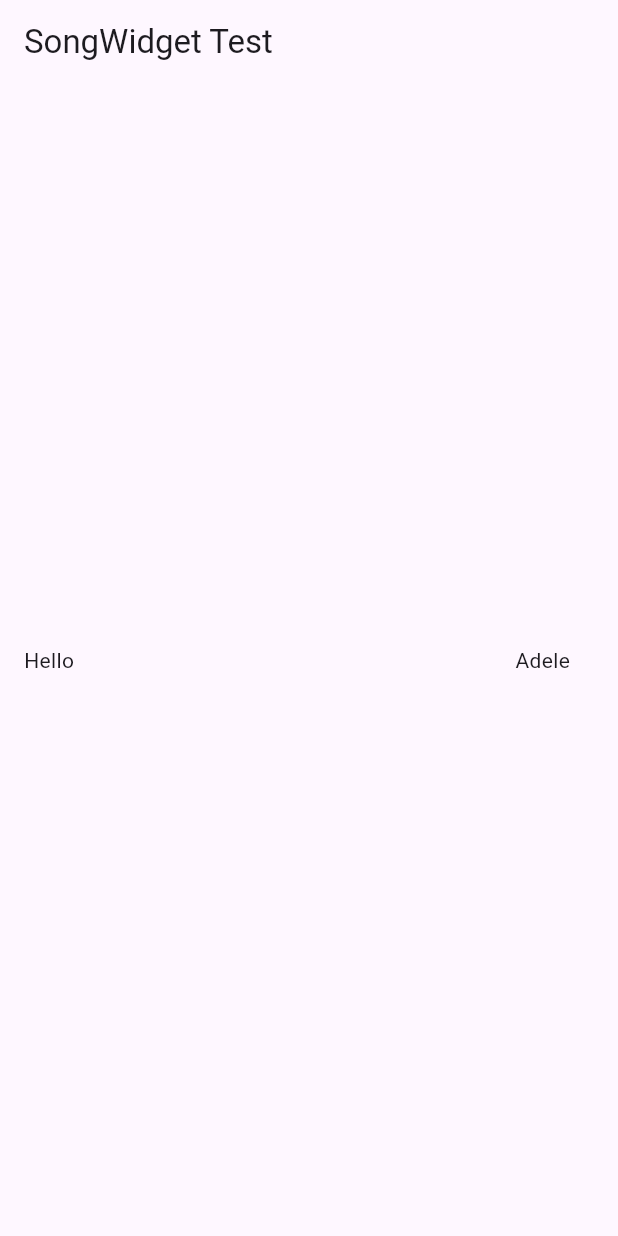
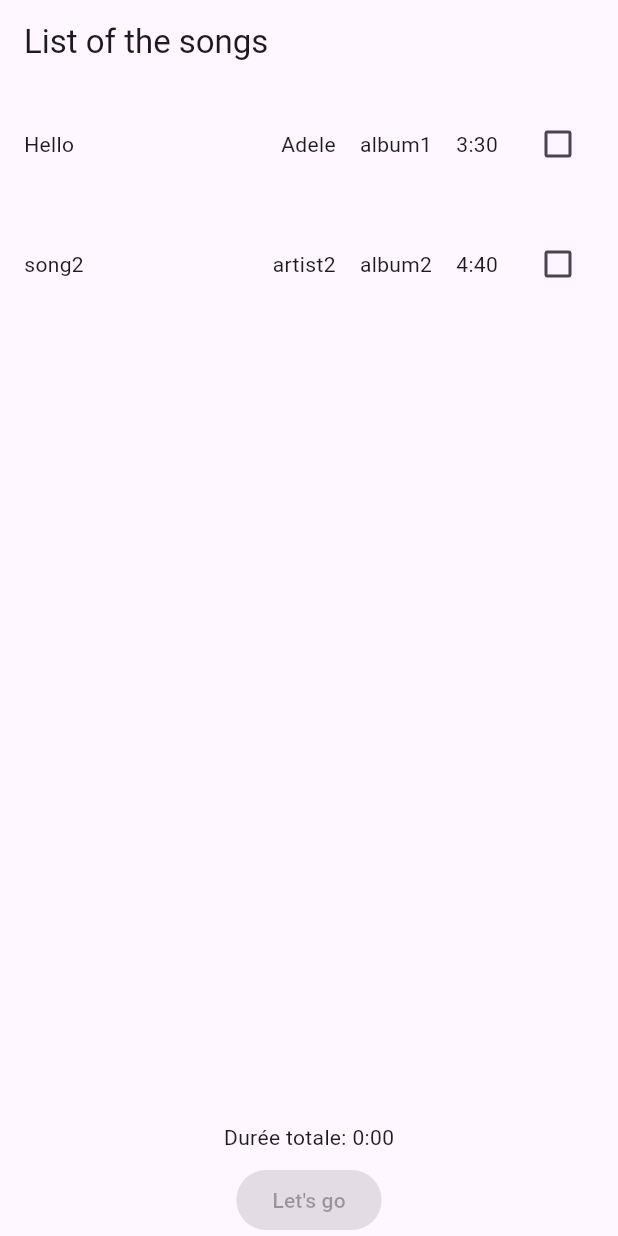
Before and after one commit to Massil1099/playlist_app, a Flutter app: the screen it shows after launch, on a phone screen of 412 x 824 dp. Run offline on Flutter 3.47's test engine with Material 3 defaults, Android fonts, the light colour scheme and no system bars; our stand-ins replace get_it.

Commit message:
feat: setup basic song list UI with repository and GetIt injection

```diff
--- a/lib/main.dart
+++ b/lib/main.dart
@@ -3,6 +3,7 @@ import 'package:get_it/get_it.dart';
 import 'package:playlist_app/repository/song_repository.dart';
 import 'package:playlist_app/repository/song_repository_dummy_impl.dart';
 import 'package:playlist_app/models/song.dart';
+import 'package:playlist_app/ui/song_list_widget.dart';
 import 'package:playlist_app/ui/song_widget.dart';
 void main() {
   GetIt.instance.registerSingleton<SongRepository>(SongRepositoryDummyImpl());
@@ -16,11 +17,9 @@ class MyApp extends StatelessWidget {
   // This widget is the root of your application.
   @override
   Widget build(BuildContext context) {
-    final repo = GetIt.instance<SongRepository>();
-    final song = repo.songs.first; // juste la première chanson pour le test
 
     return MaterialApp(
-      title: 'Test Song Widget',
+      title: 'Creation de la playlist',
       theme: ThemeData(
         // This is the theme of your application.
         //
@@ -39,12 +38,9 @@ class MyApp extends StatelessWidget {
         // tested with just a hot reload.
         colorScheme: ColorScheme.fromSeed(seedColor: Colors.deepPurple),
       ),
-      home: Scaffold(
-        appBar: AppBar(title: const Text('SongWidget Test')),
-        body: Center(
-          child: SongWidget(song: song),
-        ),
-      ),
+        home: const SongListWidget(),
+
+
     );
   }
 }
--- a/lib/models/song.dart
+++ b/lib/models/song.dart
@@ -3,9 +3,11 @@ class Song {
   String artist;
   String album;
   String duration;
+  bool isSelected;
 
   Song(this.title,
       this.artist,
       this.album,
-      this.duration);
+      this.duration,
+      {this.isSelected=false});
 }
--- /dev/null
+++ b/lib/ui/song_list_widget.dart
@@ -0,0 +1,52 @@
+import 'package:flutter/material.dart';
+import 'package:get_it/get_it.dart';
+import '../repository/song_repository.dart';
+import 'song_widget.dart';
+
+class SongListWidget extends StatefulWidget {
+  const SongListWidget({super.key});
+
+  @override
+  State <SongListWidget> createState() => _SongListWidgetState();
+}
+
+class _SongListWidgetState extends State <SongListWidget> {
+  final songRepository = GetIt.instance <SongRepository>() ;
+
+  @override
+  Widget build(BuildContext context) {
+    final songs = songRepository.songs;
+    return Scaffold(
+        appBar:AppBar(title : const Text ('List of the songs')) ,
+        body:Column (
+          children: [
+            Expanded(
+                child:ListView.builder (
+                  itemCount: songs.length,
+                  itemBuilder: (BuildContext context, int index){
+                    final song = songs[index];
+                    return SongWidget(song: song, onChanged:(value) {
+                      setState(() {
+                        song.isSelected = value ?? false;
+                      });
+                    });
+                  },
+                ),
+            ),
+            Padding(
+              padding: const EdgeInsets.all(8.0),
+              child: Text('Durée totale: 0:00'), // On ajoutera le calcul après
+            ),
+
+            ElevatedButton (
+              onPressed: null,
+              child: const Text("Let's go"),
+            ),
+          ],
+
+        )
+    ) ;
+  }
+
+
+}
--- a/lib/ui/song_widget.dart
+++ b/lib/ui/song_widget.dart
@@ -3,8 +3,9 @@ import '../models/song.dart';
 
 class SongWidget extends StatelessWidget {
   final Song song;
+  final Function(bool?)? onChanged;
 
-  const SongWidget({super.key, required this.song});
+  const SongWidget({super.key, required this.song, this.onChanged});
 
   @override
   Widget build(BuildContext context) {
@@ -13,13 +14,15 @@ class SongWidget extends StatelessWidget {
         child: Row(
           children: [
             Expanded(child: Text(song.title)), // prendra toute la largeur disponible
-
             const SizedBox(width: 16), // espace horizontal de 16 dp
 
             Text(song.artist),
             const SizedBox(width: 16),
-            // espace horizontal de 16 dp
-
+            Text(song.album),
+            const SizedBox(width: 16),
+            Text(song.duration),
+            const SizedBox(width: 16),
+            Checkbox(value: song.isSelected, onChanged: onChanged)
           ],
         )
     );
```
Also changed, not shown: 1 other file.
